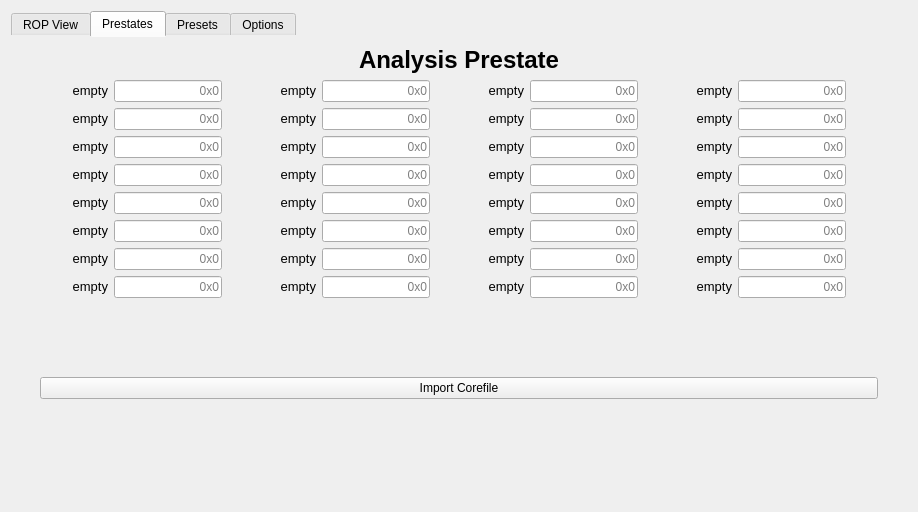
Qt form modules/ui/mainwindow.ui (elbee-cyber/RopView) before a commit.
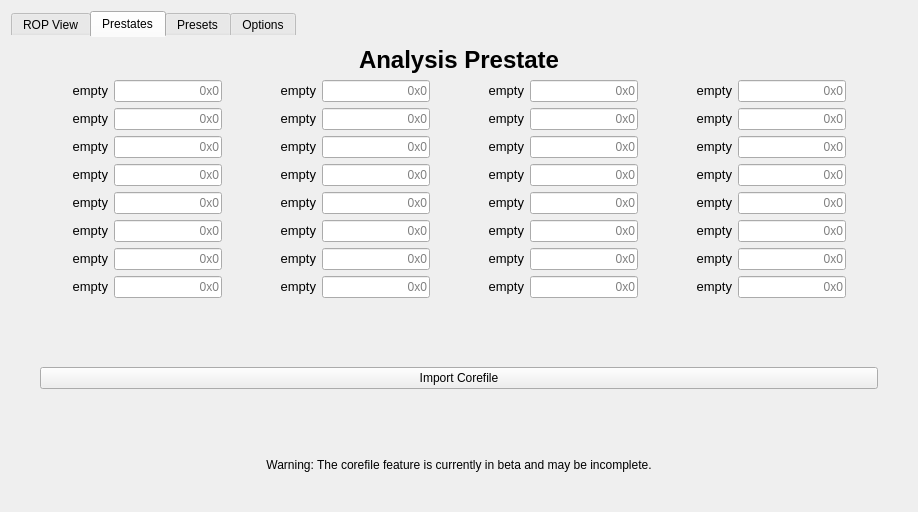
The same form after that commit. The open tabs and pages were chosen to show the change.

Commit message: Add corefile support and UI enhancements; update requirements and constants

What changed in the file:
```diff
--- a/modules/ui/mainwindow.ui
+++ b/modules/ui/mainwindow.ui
@@ -1588,6 +1588,16 @@
          </item>
         </layout>
        </item>
+       <item>
+        <widget class="QLabel" name="betaLabel">
+         <property name="text">
+          <string>Warning: The corefile feature is currently in beta and may be incomplete.</string>
+         </property>
+         <property name="alignment">
+          <set>Qt::AlignCenter</set>
+         </property>
+        </widget>
+       </item>
        <item>
         <spacer name="horizontalSpacer">
          <property name="orientation">
```
The commit also changes 10 other files.
